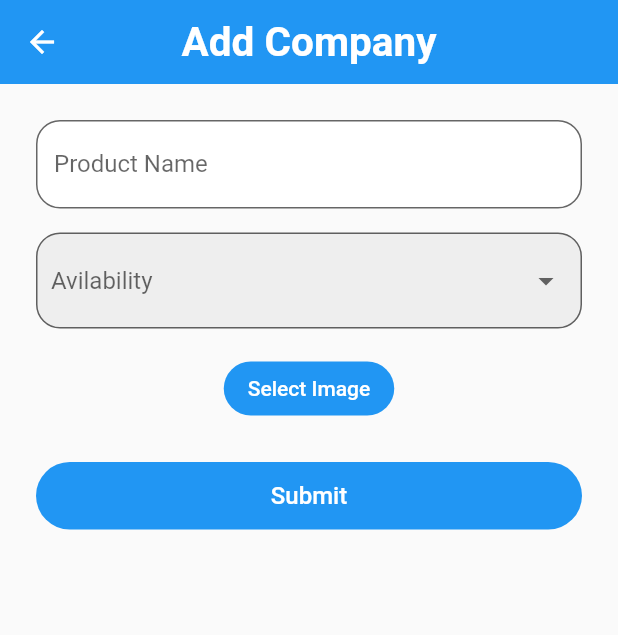
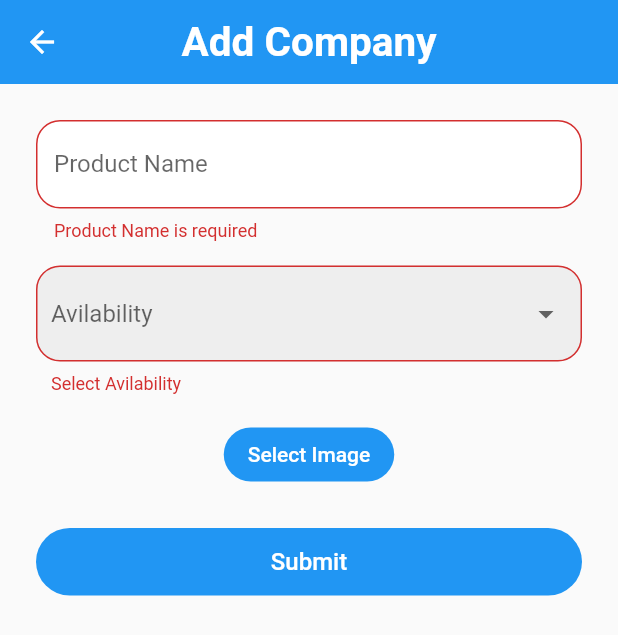
Before and after one commit to trd-wilfredo/flutter_app, a Flutter app: the AddCompany screen opened directly, after a tap on "Submit", on a phone screen of 412 x 824 dp. Shown: the top 635 px of the screen. Run offline on Flutter 3.47's test engine with Material 2 defaults, Android fonts, the phone set to English and light mode, and no system bars; our stand-ins replace cloud_firestore, firebase_auth, firebase_core, shared_preferences; missing offline and left inert: dart:js, file_picker_cross; accounts and stored records are empty.

Commit message:
add company validation

```diff
--- a/lib/pages/company_page/add_company.dart
+++ b/lib/pages/company_page/add_company.dart
@@ -2,8 +2,10 @@ import 'package:flutter/foundation.dart';
 import 'package:flutter/material.dart';
 import 'package:flutter/src/widgets/container.dart';
 import 'package:flutter/src/widgets/framework.dart';
+import 'package:flutter_features/pages/login/service/database_service.dart';
 import 'package:flutter_features/widgets/cheetah_input.dart';
 import 'package:file_picker_cross/file_picker_cross.dart';
+import 'package:flutter_features/widgets/widget.dart';
 
 class AddCompany extends StatefulWidget {
   const AddCompany({super.key});
@@ -16,7 +18,10 @@ class _AddCompanyState extends State<AddCompany> {
   bool _isLoading = false;
   final formKey = GlobalKey<FormState>();
   String companyName = "";
-  List avilability = ['yes', 'no'];
+  String avilability = "";
+  String timeCreated = "";
+
+  List avilabilities = ['yes', 'no'];
   @override
   Widget build(BuildContext context) {
     return Scaffold(
@@ -33,7 +38,13 @@ class _AddCompanyState extends State<AddCompany> {
           ),
         ),
       ),
-      body: SingleChildScrollView(
+      body: _isLoading
+          ? Center(
+              child: CircularProgressIndicator(
+                color: Theme.of(context).primaryColor,
+              ),
+            )
+          : SingleChildScrollView(
               // backgroundColor: Color.fromARGB(255, 53, 53, 53), // appBar:
               child: Container(
                 margin: EdgeInsets.all(24),
@@ -43,6 +54,7 @@ class _AddCompanyState extends State<AddCompany> {
                     mainAxisAlignment: MainAxisAlignment.center,
                     children: <Widget>[
                       CheetahInput(
+                        hideText: false,
                         labelText: 'Product Name',
                         onSaved: (String value) {
                           companyName = value;
@@ -50,7 +62,7 @@ class _AddCompanyState extends State<AddCompany> {
                       ),
                       SizedBox(height: 16),
                       DropdownButtonFormField(
-                  items: avilability.map((category) {
+                        items: avilabilities.map((category) {
                           return new DropdownMenuItem(
                               value: category,
                               child: Row(
@@ -60,9 +72,15 @@ class _AddCompanyState extends State<AddCompany> {
                               ));
                         }).toList(),
                         onChanged: (newValue) {
-                    print([newValue, 'asd']);
                           // do other stuff with _category
-                    // setState(() => level = newValue);
+                          setState(() => avilability = '$newValue');
+                        },
+                        validator: (value) {
+                          if (value == null) {
+                            return 'Select Avilability';
+                          } else {
+                            return null;
+                          }
                         },
                         // value: level,
                         decoration: InputDecoration(
@@ -115,7 +133,7 @@ class _AddCompanyState extends State<AddCompany> {
                         height: 45,
                         child: ElevatedButton(
                           onPressed: () {
-                      // register();
+                            addCompany();
                           },
                           style: ElevatedButton.styleFrom(
                             primary: Theme.of(context).primaryColor,
@@ -137,4 +155,15 @@ class _AddCompanyState extends State<AddCompany> {
             ),
     );
   }
+
+  addCompany() async {
+    if (formKey.currentState!.validate()) {
+      setState(() {
+        _isLoading = true;
+        timeCreated = DateTime.now().millisecondsSinceEpoch.toString();
+      });
+      await DatabaseService()
+          .addSaveCompany(companyName, avilability, timeCreated);
     }
+  }
+}
```
Lines whose indentation alone changed are shown as unchanged.
